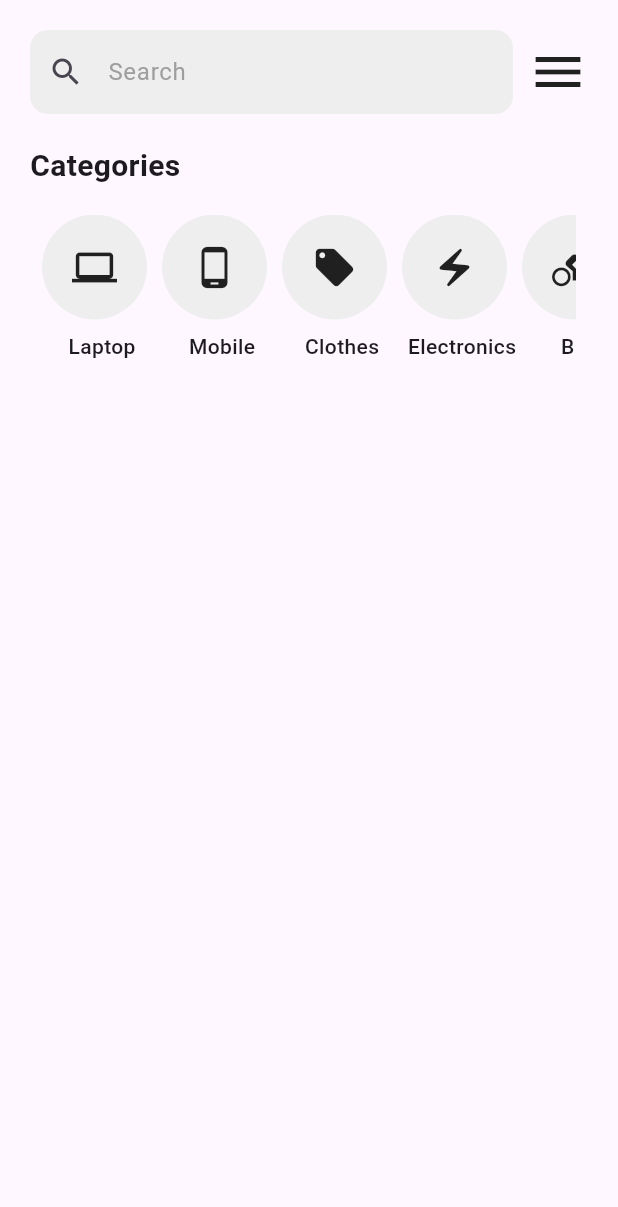
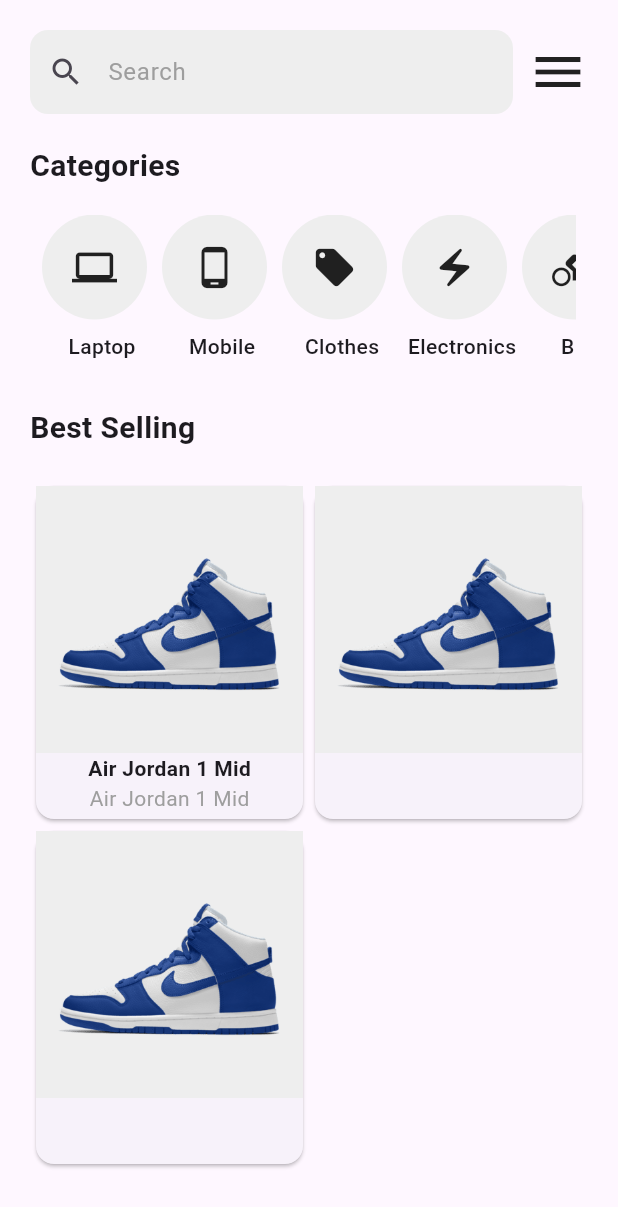
Before and after one commit to wassimrahali/E-commerce-mobile-App, a Flutter app: the screen it shows after launch, on a phone screen of 412 x 824 dp. Shown: the top 1207 px of the screen. Run offline on Flutter 3.47's test engine with Material 3 defaults, Android fonts, the phone set to English and light mode, and no system bars.

Commit message:
Adding card section

```diff
--- a/lib/home.dart
+++ b/lib/home.dart
@@ -1,4 +1,3 @@
-import 'package:flutter/cupertino.dart';
 import 'package:flutter/material.dart';
 
 class Home extends StatefulWidget {
@@ -53,16 +52,17 @@ class _HomeState extends State<Home> {
                 Padding(
                   padding: const EdgeInsets.all(8.0),
                   child: Container(
-                  height: 300,
+                    height: 120 ,
                     child: Container(
                       child: ListView(
+                        shrinkWrap: true,
                         scrollDirection: Axis.horizontal,
                         children: [
                           Column(
                             children: [
                               Container(
                                 padding: const EdgeInsets.all(20),
-                              margin: EdgeInsets.only(right: 10),
+                                margin: const EdgeInsets.only(right: 10),
                                 decoration: BoxDecoration(
                                     color: Colors.grey[200],
                                     borderRadius: BorderRadius.circular(100)),
@@ -82,7 +82,7 @@ class _HomeState extends State<Home> {
                             children: [
                               Container(
                                 padding: const EdgeInsets.all(20),
-                              margin: EdgeInsets.only(right: 10),
+                                margin: const EdgeInsets.only(right: 10),
                                 decoration: BoxDecoration(
                                     color: Colors.grey[200],
                                     borderRadius: BorderRadius.circular(100)),
@@ -102,8 +102,7 @@ class _HomeState extends State<Home> {
                             children: [
                               Container(
                                 padding: const EdgeInsets.all(20),
-                              margin: EdgeInsets.only(right: 10),
-
+                                margin: const EdgeInsets.only(right: 10),
                                 decoration: BoxDecoration(
                                     color: Colors.grey[200],
                                     borderRadius: BorderRadius.circular(100)),
@@ -123,8 +122,7 @@ class _HomeState extends State<Home> {
                             children: [
                               Container(
                                 padding: const EdgeInsets.all(20),
-                              margin: EdgeInsets.only(right: 10),
-
+                                margin: const EdgeInsets.only(right: 10),
                                 decoration: BoxDecoration(
                                     color: Colors.grey[200],
                                     borderRadius: BorderRadius.circular(100)),
@@ -144,8 +142,7 @@ class _HomeState extends State<Home> {
                             children: [
                               Container(
                                 padding: const EdgeInsets.all(20),
-                              margin: EdgeInsets.only(right: 10),
-
+                                margin: const EdgeInsets.only(right: 10),
                                 decoration: BoxDecoration(
                                     color: Colors.grey[200],
                                     borderRadius: BorderRadius.circular(100)),
@@ -161,15 +158,62 @@ class _HomeState extends State<Home> {
                               ),
                             ],
                           ),
+                        ],
+                      ),
 
+                    ),
 
+                  ),
+                ),
+                const Text(
+                  "Best Selling",
+                  style: TextStyle(fontWeight: FontWeight.w600, fontSize: 20),
+                ),
+                Padding(
+                  padding: const EdgeInsets.only(top: 20.0),
+                  child: GridView(gridDelegate:
+                  const SliverGridDelegateWithFixedCrossAxisCount(crossAxisCount: 2,mainAxisExtent: 230),
+                    physics: const NeverScrollableScrollPhysics(),
+                    shrinkWrap: true,
+                    children: [
+                      Card(
+                        child: Column(
+                          children: [
+                            Container(
+                                color: Colors.grey[200],
+                                child:Image.asset("assets/images/1.png"),
+                            ),
+                            const Text("Air Jordan 1 Mid",style:TextStyle(fontWeight: FontWeight.w600)),
+                             Text("Air Jordan 1 Mid",style:TextStyle(color:Colors.grey,fontWeight: FontWeight.w400)),
                           ],
                         ),
                       ),
+                      Card(
+                        child: Column(
+                          children: [
+                            Container(
+                                color: Colors.grey[200],
+                                child:Image.asset("assets/images/1.png")
+                            )
+                          ],
+                        ),
+                      ),
+                      Card(
+                        child: Column(
+                          children: [
+                            Container(
+                                color: Colors.grey[200],
+                                child:Image.asset("assets/images/1.png")
+                            )
+                          ],
+                        ),
+                      ),
+                    ],
                   ),
                 )
               ],
-          )),
+            ),
+          ),
         ),
       ),
     );
--- a/pubspec.yaml
+++ b/pubspec.yaml
@@ -59,8 +59,8 @@ flutter:
   uses-material-design: true
 
   # To add assets to your application, add an assets section, like this:
-  # assets:
-  #   - images/a_dot_burr.jpeg
+  assets:
+    - assets/images/1.png
   #   - images/a_dot_ham.jpeg
 
   # An image asset can refer to one or more resolution-specific "variants", see
```
Also changed, not shown: assets/images/1.png (added). Lines whose indentation alone changed are shown as unchanged.
